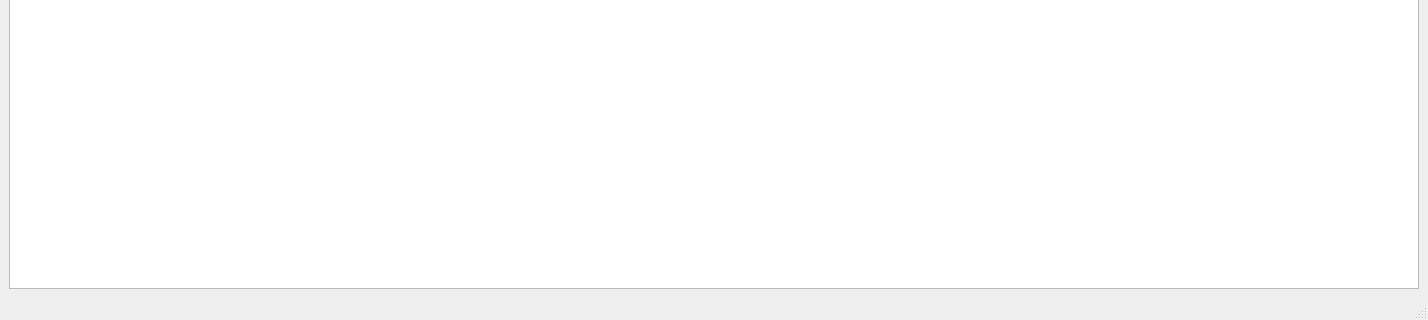
Before: the Qt Designer form mainwindow.ui in kxrxh/ABP_TUSK_1, drawn with Qt 5; both pictures show x 0 to 1428 and y 280 to 600 of the 1428 by 600 pixel window.
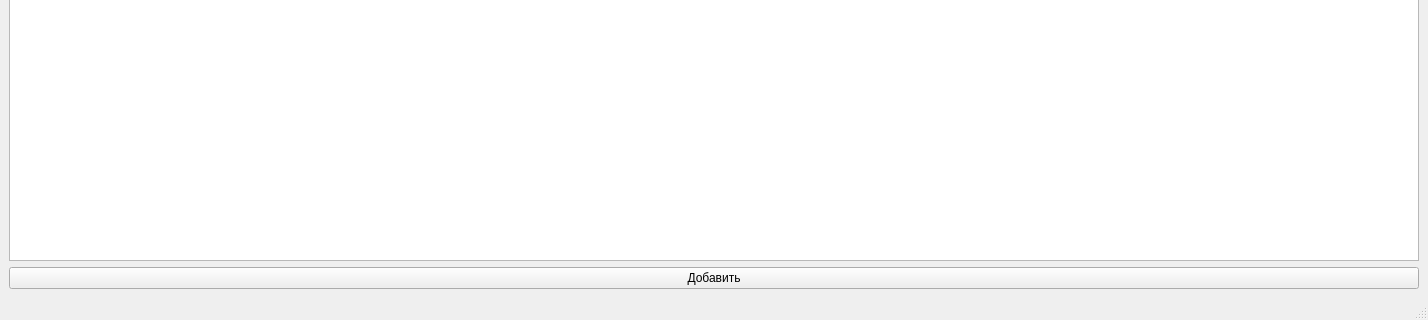
After: the same form once the commit is applied.

What changed in the file:
```diff
--- a/mainwindow.ui
+++ b/mainwindow.ui
@@ -25,6 +25,17 @@
       </item>
      </layout>
     </item>
+    <item>
+     <layout class="QHBoxLayout" name="horizontalLayout">
+      <item>
+       <widget class="QPushButton" name="addButton">
+        <property name="text">
+         <string>Добавить</string>
+        </property>
+       </widget>
+      </item>
+     </layout>
+    </item>
    </layout>
   </widget>
   <widget class="QMenuBar" name="menubar">
```
Left out of the diff: 3 changed lines with no effect on the pictures.
